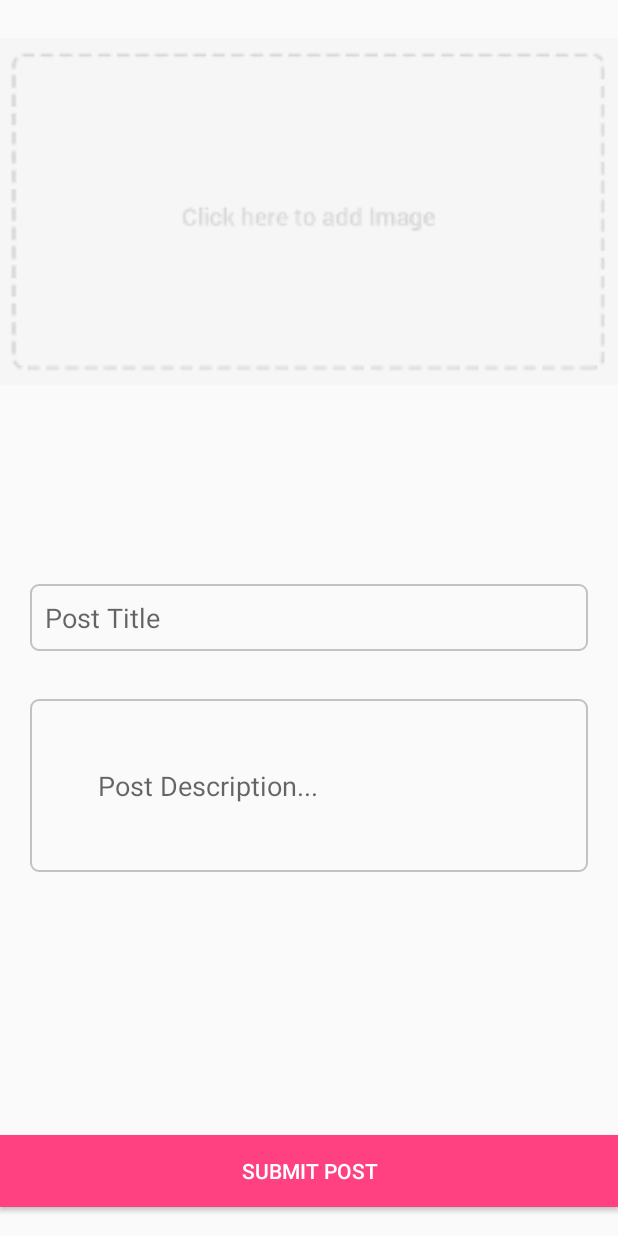
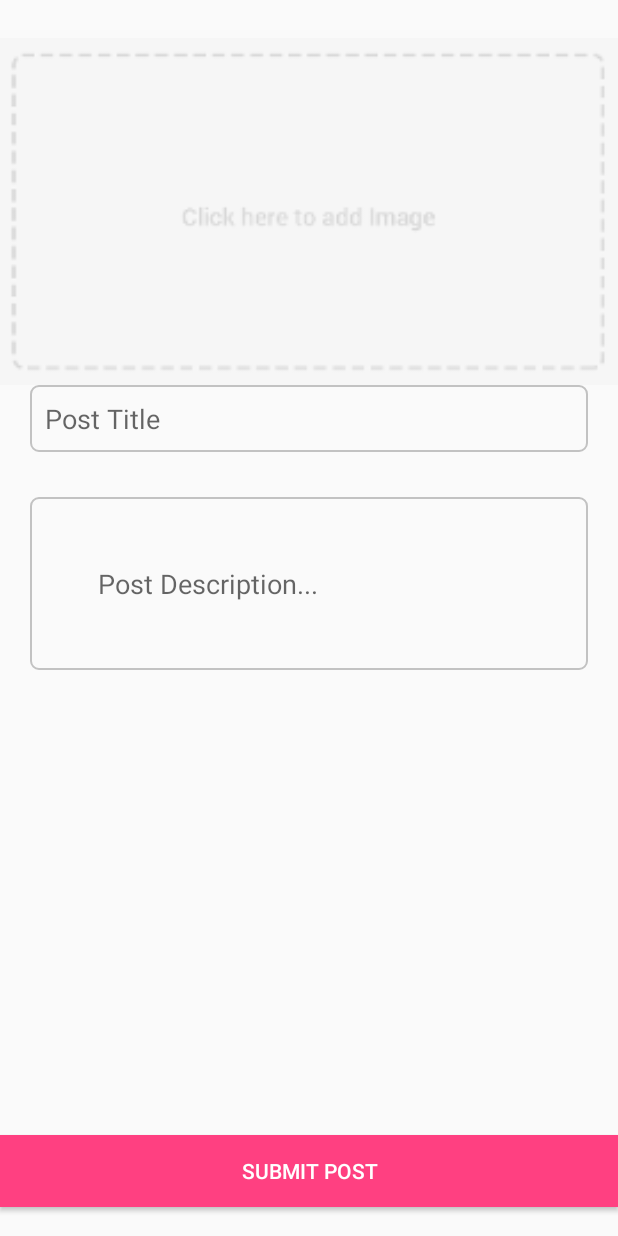
Before and after one commit to Sophieqqq/DiSCover, an Android app: the screen it shows after launch once a user with an empty profile is signed in (PostActivity), after a tap on an icon or button, on a phone screen of 412 x 824 dp. Run offline under Robolectric (Android 15) with nearby library versions, the phone set to English and light mode, and no system bars; our stand-ins replace ButterKnife, Firebase (no records; nobody signed in at launch, a user with empty details on screens opened directly).

```diff
--- a/app/build.gradle
+++ b/app/build.gradle
@@ -42,6 +42,7 @@ dependencies {
 //    apt 'com.jakewharton:butterknife-compiler:8.1.0'
     compile 'com.android.support:appcompat-v7:26.+'
     compile 'com.android.support:design:26.+'
+    compile 'com.android.support:recyclerview-v7:26.+'
     compile 'com.android.support.constraint:constraint-layout:1.0.2'
     compile 'com.google.android.gms:play-services-auth:10.0.1'
     compile 'com.google.firebase:firebase-core:10.0.1'
--- a/app/src/main/java/com/inf551/discoverusc/home/HomeActivity.java
+++ b/app/src/main/java/com/inf551/discoverusc/home/HomeActivity.java
@@ -52,7 +52,7 @@ public class HomeActivity extends AppCompatActivity {
             }
         });
 
-        LogoutButton = (Button) findViewById(R.id.button3);
+        LogoutButton = (Button) findViewById(R.id.signoutBtn);
         LogoutButton.setOnClickListener(new View.OnClickListener() {
             @Override
             public void onClick(View v) {
--- a/app/src/main/java/com/inf551/discoverusc/login/LoginActivity.java
+++ b/app/src/main/java/com/inf551/discoverusc/login/LoginActivity.java
@@ -71,10 +71,20 @@ public class LoginActivity extends AppCompatActivity implements ILoginView, Goog
                         .requestEmail()
                         .build();//
 
-        mGoogleApiClient = new GoogleApiClient.Builder(this)
-                .enableAutoManage(this, this)
-                .addApi(Auth.GOOGLE_SIGN_IN_API, gso)
-                .build();
+//        mGoogleApiClient = new GoogleApiClient.Builder(this)
+//                .enableAutoManage(this, this)
+//                .addApi(Auth.GOOGLE_SIGN_IN_API, gso)
+//                .build();
+
+        mGoogleApiClient = new GoogleApiClient.Builder(this).enableAutoManage(this, new GoogleApiClient.OnConnectionFailedListener() {
+                    @Override
+                    public void onConnectionFailed(@NonNull ConnectionResult connectionResult) {
+
+                        Toast.makeText(LoginActivity.this, "Google Login Error...", Toast.LENGTH_LONG).show();
+
+                    }
+                }
+        ).addApi(Auth.GOOGLE_SIGN_IN_API, gso).build();
 
     }
 
--- a/app/src/main/res/layout/activity_home.xml
+++ b/app/src/main/res/layout/activity_home.xml
@@ -14,11 +14,14 @@
         <android.support.v7.widget.Toolbar
             android:id="@+id/toolbar"
             android:layout_width="match_parent"
-            android:layout_height="?attr/actionBarSize"
+            android:layout_height="wrap_content"
             android:background="?attr/colorPrimary"
             app:popupTheme="@style/AppTheme.PopupOverlay" />
 
     </android.support.design.widget.AppBarLayout>
+
+
+
 
     <android.support.design.widget.FloatingActionButton
         android:id="@+id/action_add"
--- a/app/src/main/res/layout/activity_post.xml
+++ b/app/src/main/res/layout/activity_post.xml
@@ -5,6 +5,11 @@
     android:layout_width="match_parent"
     android:layout_height="match_parent"
     tools:context="com.inf551.discoverusc.home.PostActivity">
+
+    <LinearLayout
+        android:layout_width="match_parent"
+        android:layout_height="match_parent"
+        android:orientation="vertical">
 
         <ImageButton
             android:id="@+id/imageSelect"
@@ -24,9 +29,9 @@
             android:layout_height="wrap_content"
             android:layout_centerHorizontal="true"
             android:layout_centerVertical="true"
+            android:layout_marginBottom="30dp"
             android:layout_marginLeft="20dp"
             android:layout_marginRight="20dp"
-        android:layout_marginTop="20dp"
             android:background="@drawable/input_outline"
             android:ems="10"
             android:hint="Post Title"
@@ -40,20 +45,22 @@
             android:layout_height="wrap_content"
             android:layout_below="@+id/titleField"
             android:layout_centerHorizontal="true"
+            android:layout_gravity="bottom"
+            android:layout_marginBottom="35dp"
             android:layout_marginLeft="20dp"
             android:layout_marginRight="20dp"
-        android:layout_marginTop="32dp"
             android:background="@drawable/input_outline"
             android:ems="10"
             android:hint="Post Description..."
             android:inputType="textPersonName"
-        android:padding="45dp"
-        android:singleLine="false" />
+            android:padding="45dp" />
+    </LinearLayout>
 
     <Button
         android:id="@+id/submitBtn"
         android:layout_width="match_parent"
         android:layout_height="wrap_content"
+        android:layout_gravity="bottom"
         android:layout_alignParentBottom="true"
         android:layout_alignParentStart="true"
         android:layout_marginBottom="19dp"
--- a/app/src/main/res/values/styles.xml
+++ b/app/src/main/res/values/styles.xml
@@ -10,10 +10,7 @@
         <item name="windowNoTitle">true</item>
     </style>
 
-    <style name="AppTheme.NoActionBar">
-        <item name="windowActionBar">false</item>
-        <item name="windowNoTitle">true</item>
-    </style>
+
 
     <style name="AppTheme.AppBarOverlay" parent="ThemeOverlay.AppCompat.Dark.ActionBar" />
 
```
Also changed, not shown: app/src/main/java/com/inf551/discoverusc/home/PostActivity.java (+15 -2 lines), app/src/main/java/com/inf551/discoverusc/login/LoginPresenter.java (+1 -9 lines), app/src/main/res/layout/content_home.xml (+7 -1 lines), 14 other files. Lines whose indentation alone changed are shown as unchanged.
